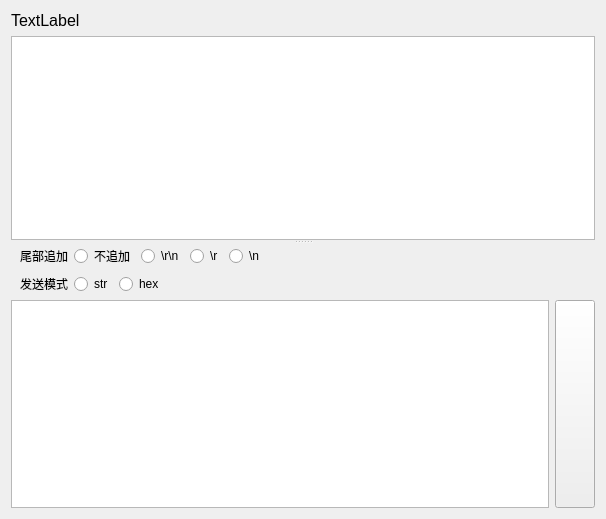
Qt form dev/ui/serial/serial_panel.ui (xvyang666/protolab) before a commit.
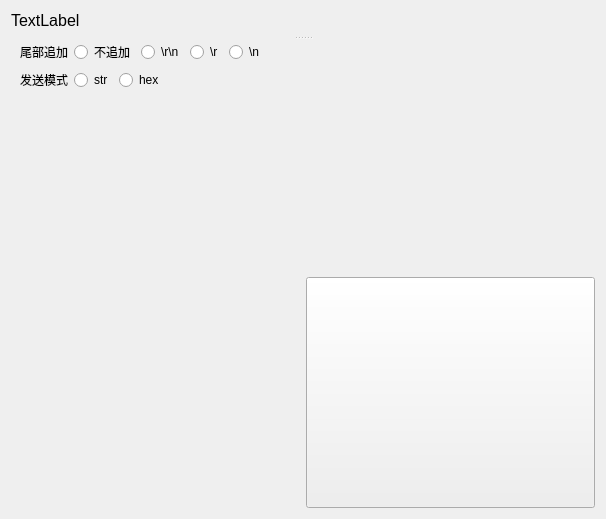
The same form after that commit.

```diff
--- a/dev/ui/serial/serial_panel.ui
+++ b/dev/ui/serial/serial_panel.ui
@@ -34,7 +34,25 @@
      <property name="childrenCollapsible">
       <bool>false</bool>
      </property>
-     <widget class="QTextBrowser" name="textBrowser"/>
+     <widget class="QWidget" name="widget_6" native="true">
+      <layout class="QVBoxLayout" name="log_layout">
+       <property name="spacing">
+        <number>0</number>
+       </property>
+       <property name="leftMargin">
+        <number>0</number>
+       </property>
+       <property name="topMargin">
+        <number>0</number>
+       </property>
+       <property name="rightMargin">
+        <number>0</number>
+       </property>
+       <property name="bottomMargin">
+        <number>0</number>
+       </property>
+      </layout>
+     </widget>
      <widget class="QWidget" name="widget_5" native="true">
       <layout class="QVBoxLayout" name="verticalLayout">
        <property name="leftMargin">
@@ -50,6 +68,40 @@
         <number>0</number>
        </property>
        <item>
+        <widget class="QWidget" name="widget_4" native="true">
+         <layout class="QGridLayout" name="gridLayout">
+          <property name="leftMargin">
+           <number>0</number>
+          </property>
+          <property name="topMargin">
+           <number>0</number>
+          </property>
+          <property name="rightMargin">
+           <number>0</number>
+          </property>
+          <property name="bottomMargin">
+           <number>0</number>
+          </property>
+          <item row="1" column="1">
+           <widget class="QPushButton" name="send_btn">
+            <property name="sizePolicy">
+             <sizepolicy hsizetype="Minimum" vsizetype="Minimum">
+              <horstretch>0</horstretch>
+              <verstretch>0</verstretch>
+             </sizepolicy>
+            </property>
+            <property name="minimumSize">
+             <size>
+              <width>0</width>
+              <height>0</height>
+             </size>
+            </property>
+            <property name="text">
+             <string/>
+            </property>
+           </widget>
+          </item>
+          <item row="0" column="0" colspan="2">
         <widget class="QWidget" name="widget_3" native="true">
          <layout class="QFormLayout" name="formLayout">
           <property name="leftMargin">
@@ -203,42 +255,8 @@
          </layout>
         </widget>
        </item>
-       <item>
-        <widget class="QWidget" name="widget_4" native="true">
-         <layout class="QHBoxLayout" name="horizontalLayout_3">
-          <property name="leftMargin">
-           <number>0</number>
-          </property>
-          <property name="topMargin">
-           <number>0</number>
-          </property>
-          <property name="rightMargin">
-           <number>0</number>
-          </property>
-          <property name="bottomMargin">
-           <number>0</number>
-          </property>
-          <item>
-           <widget class="QPlainTextEdit" name="input"/>
-          </item>
-          <item>
-           <widget class="QPushButton" name="send_btn">
-            <property name="sizePolicy">
-             <sizepolicy hsizetype="Minimum" vsizetype="Minimum">
-              <horstretch>0</horstretch>
-              <verstretch>0</verstretch>
-             </sizepolicy>
-            </property>
-            <property name="minimumSize">
-             <size>
-              <width>0</width>
-              <height>0</height>
-             </size>
-            </property>
-            <property name="text">
-             <string/>
-            </property>
-           </widget>
+          <item row="1" column="0">
+           <layout class="QVBoxLayout" name="input_layout"/>
           </item>
          </layout>
         </widget>
```
Left out of the diff: 2 changed lines with no effect on the pictures. Lines whose indentation alone changed are shown as unchanged.
